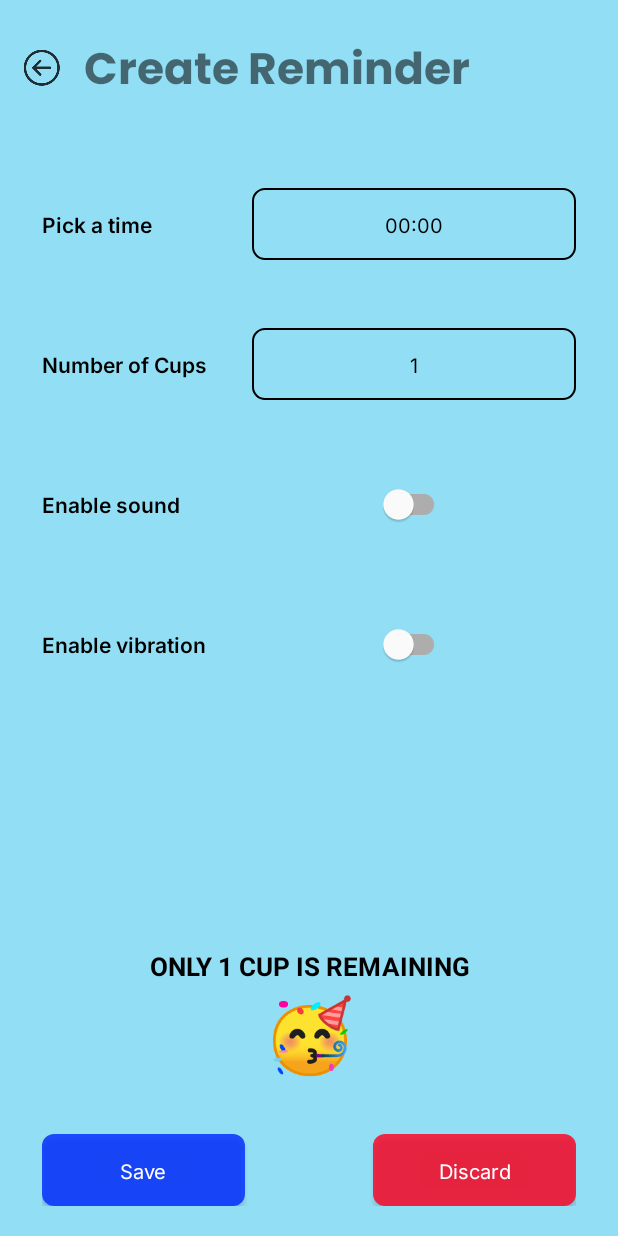
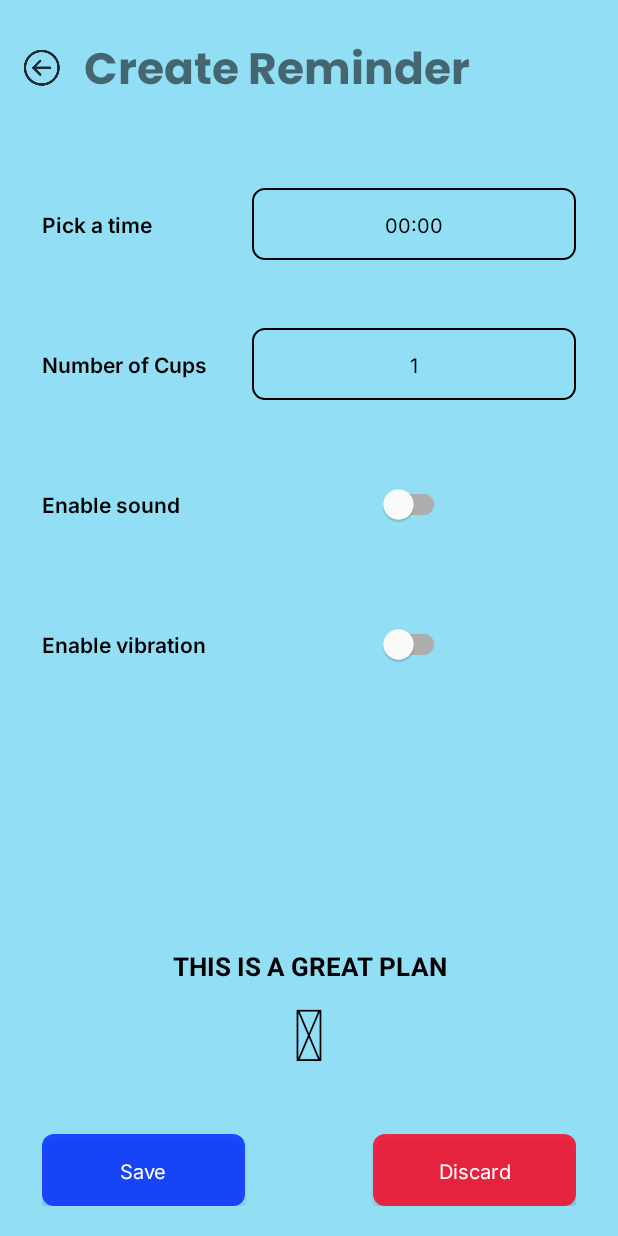
Before and after one commit to LassazVegaz/AquaCube, an Android app: the CreateReminderActivity screen opened directly, with no data from a screen before it, on a phone screen of 412 x 824 dp. Run offline under Robolectric (Android 15) with nearby library versions, the phone set to English and light mode, and no system bars; our stand-ins replace Firebase (no records; nobody signed in at launch, a user with empty details on screens opened directly); Roboto replaces fonts that are not available here; 4 statements that could not run were skipped.

Commit message:
reminder motivation text

```diff
--- a/app/src/main/java/com/example/icecube/activities/goals/CreateReminderActivity.java
+++ b/app/src/main/java/com/example/icecube/activities/goals/CreateReminderActivity.java
@@ -3,16 +3,20 @@ package com.example.icecube.activities.goals;
 import androidx.appcompat.app.AppCompatActivity;
 
 import android.os.Bundle;
+import android.text.Editable;
+import android.text.TextWatcher;
 import android.view.View;
 import android.widget.Button;
 import android.widget.EditText;
 import android.widget.FrameLayout;
 import android.widget.Switch;
+import android.widget.TextView;
 
 import com.example.icecube.R;
 import com.example.icecube.fragments.HeaderFragment;
 import com.example.icecube.models.Reminder;
 import com.example.icecube.services.ServiceLocator;
+import com.example.icecube.services.goals.PlansService;
 import com.example.icecube.services.goals.RemindersService;
 import com.google.android.gms.tasks.OnSuccessListener;
 import com.google.android.material.switchmaterial.SwitchMaterial;
@@ -21,6 +25,10 @@ public class CreateReminderActivity extends AppCompatActivity {
     public static final String
             PARAMS_GOAL_ID = "goalId", PARAMS_PLAN_ID = "planId", PARAMS_REMINDER_ID = "reminderId";
 
+    private final static String
+            MTV_TEXT_BAD = "%d cups are remaining", MTV_EMOJI_BAD = "😬",
+            MTV_TEXT_GOOD = "This is a great plan", MTV_EMOJI_GOOD = "🫡";
+
     RemindersService rs;
 
     String goalId, planId, reminderId;
@@ -28,6 +36,7 @@ public class CreateReminderActivity extends AppCompatActivity {
     SwitchMaterial soundSwitch, vibrationSwitch;
     FrameLayout spinner;
     Button discardBtn;
+    TextView mtvTxt, mtvEmojiTxt;
 
     @Override
     protected void onCreate(Bundle savedInstanceState) {
@@ -36,9 +45,26 @@ public class CreateReminderActivity extends AppCompatActivity {
 
         spinner = findViewById(R.id.create_rem_spinner);
         timeTxt = findViewById(R.id.create_rem_time_txt);
-        noOfCupsTxt = findViewById(R.id.create_rem_cups_txt);
         soundSwitch = findViewById(R.id.create_rem_sound_switch);
         vibrationSwitch = findViewById(R.id.create_rem_vibration_switch);
+        mtvTxt = findViewById(R.id.create_rem_mtv_txt);
+        mtvEmojiTxt = findViewById(R.id.create_rem_mtv_emoji);
+
+        noOfCupsTxt = findViewById(R.id.create_rem_cups_txt);
+        noOfCupsTxt.addTextChangedListener(new TextWatcher() {
+            @Override
+            public void beforeTextChanged(CharSequence charSequence, int i, int i1, int i2) {
+            }
+
+            @Override
+            public void onTextChanged(CharSequence charSequence, int i, int i1, int i2) {
+            }
+
+            @Override
+            public void afterTextChanged(Editable editable) {
+                setMotivationText();
+            }
+        });
 
         discardBtn = findViewById(R.id.create_rem_discard_btn);
         discardBtn.setOnClickListener(this::onDiscardClick);
@@ -55,6 +81,8 @@ public class CreateReminderActivity extends AppCompatActivity {
             discardBtn.setText("Delete");
             loadData();
         }
+
+        setMotivationText();
     }
 
 
@@ -128,4 +156,29 @@ public class CreateReminderActivity extends AppCompatActivity {
         spinner.setVisibility(View.GONE);
     }
 
+    void setMotivationText() {
+        PlansService ps = ServiceLocator.getInstance().getPlansService(goalId);
+        ps.getRemainingCups(planId, cups -> {
+            String txt = MTV_TEXT_GOOD, emo = MTV_EMOJI_GOOD;
+
+            try {
+                int _cups = Integer.parseInt(noOfCupsTxt.getText().toString());
+                cups = cups - _cups;
+            } catch (Exception e) {
+            }
+
+            if (cups > 0) {
+                txt = String.format(MTV_TEXT_BAD, cups);
+                emo = MTV_EMOJI_BAD;
+            }
+
+            String finalTxt = txt;
+            String finalEmo = emo;
+            runOnUiThread(() -> {
+                mtvTxt.setText(finalTxt);
+                mtvEmojiTxt.setText(finalEmo);
+            });
+        });
+    }
+
 }
--- a/app/src/main/res/layout/activity_create_reminder.xml
+++ b/app/src/main/res/layout/activity_create_reminder.xml
@@ -137,6 +137,7 @@
             app:layout_constraintTop_toBottomOf="@+id/create_rem_sound_switch" />
 
         <TextView
+            android:id="@+id/create_rem_mtv_txt"
             android:layout_width="wrap_content"
             android:layout_height="wrap_content"
             android:fontFamily="@font/baumans"
@@ -146,12 +147,12 @@
             android:textColor="@color/black"
             android:textSize="@dimen/motivation_txt_size"
             android:textStyle="bold"
-            app:layout_constraintBottom_toTopOf="@+id/textView14"
+            app:layout_constraintBottom_toTopOf="@+id/create_rem_mtv_emoji"
             app:layout_constraintEnd_toEndOf="parent"
             app:layout_constraintStart_toStartOf="parent" />
 
         <TextView
-            android:id="@+id/textView14"
+            android:id="@+id/create_rem_mtv_emoji"
             android:layout_width="wrap_content"
             android:layout_height="wrap_content"
             android:layout_marginBottom="@dimen/motivation_emoji_mb"
```
